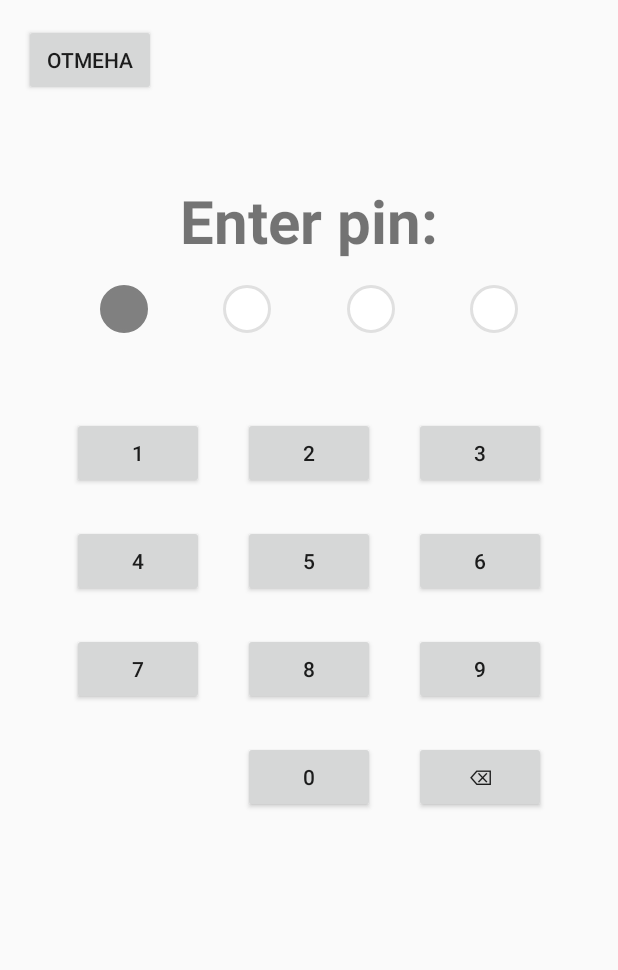
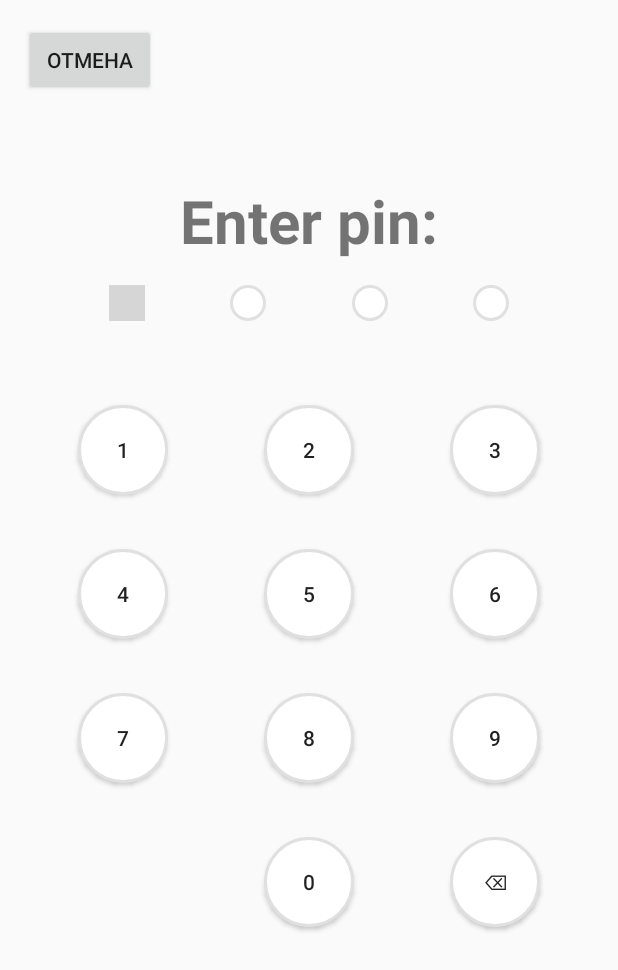
Before and after one commit to daMelkov/Notes, an Android app: the PinActivity screen opened directly, with no data from a screen before it, on a phone screen of 412 x 824 dp. Shown: the top 970 px of the screen. Run offline under Robolectric (Android 15) with nearby library versions, the phone set to English and light mode, and no system bars; grey boxes are pictures that could not be loaded.

Commit message:
rounded pin-buttons

```diff
--- a/app/src/main/res/drawable/filled_pin.xml
+++ b/app/src/main/res/drawable/button_pin.xml
@@ -1,7 +1,7 @@
 <?xml version="1.0" encoding="UTF-8"?>
 <shape xmlns:android="http://schemas.android.com/apk/res/android">
-    <solid android:color="#808080"/>
-    <stroke android:width="2dp" android:color="#808080" />
-    <corners android:radius="16dp"/>
+    <solid android:color="#FFFFFF"/>
+    <stroke android:width="2dp" android:color="#E0E0E0" />
+    <corners android:radius="30dp"/>
     <padding android:left="0dp" android:top="0dp" android:right="0dp" android:bottom="0dp" />
 </shape>
--- a/app/src/main/res/drawable/empty_pin.xml
+++ b/app/src/main/res/drawable/empty_pin.xml
@@ -2,6 +2,6 @@
 <shape xmlns:android="http://schemas.android.com/apk/res/android">
     <solid android:color="#FFFFFF"/>
     <stroke android:width="2dp" android:color="#E0E0E0" />
-    <corners android:radius="16dp"/>
+    <corners android:radius="12dp"/>
     <padding android:left="0dp" android:top="0dp" android:right="0dp" android:bottom="0dp" />
 </shape>
--- a/app/src/main/res/layout/activity_pin.xml
+++ b/app/src/main/res/layout/activity_pin.xml
@@ -31,7 +31,6 @@
     <TextView
         android:id="@+id/txt_round_1"
         android:layout_marginTop="16dp"
-        tools:text="1"
         app:layout_constraintEnd_toStartOf="@+id/txt_round_2"
         app:layout_constraintHorizontal_bias="0.5"
         app:layout_constraintStart_toStartOf="parent"
@@ -40,7 +39,6 @@
 
     <TextView
         android:id="@+id/txt_round_2"
-        tools:text="2"
         app:layout_constraintEnd_toStartOf="@+id/txt_round_3"
         app:layout_constraintHorizontal_bias="0.5"
         app:layout_constraintStart_toEndOf="@+id/txt_round_1"
@@ -49,7 +47,6 @@
 
     <TextView
         android:id="@+id/txt_round_3"
-        tools:text="3"
         app:layout_constraintEnd_toStartOf="@+id/txt_round_4"
         app:layout_constraintHorizontal_bias="0.5"
         app:layout_constraintStart_toEndOf="@+id/txt_round_2"
@@ -58,7 +55,6 @@
 
     <TextView
         android:id="@+id/txt_round_4"
-        tools:text="4"
         app:layout_constraintEnd_toEndOf="parent"
         app:layout_constraintHorizontal_bias="0.5"
         app:layout_constraintStart_toEndOf="@+id/txt_round_3"
@@ -67,100 +63,89 @@
 
     <Button
         android:id="@+id/button2"
-        android:layout_width="wrap_content"
-        android:layout_height="wrap_content"
-        android:layout_marginStart="32dp"
+        android:layout_marginStart="@dimen/pin_button_space"
         android:layout_marginTop="56dp"
         android:text="@string/letter_1"
         app:layout_constraintStart_toStartOf="parent"
-        app:layout_constraintTop_toBottomOf="@+id/txt_round_1" />
+        app:layout_constraintTop_toBottomOf="@+id/txt_round_1"
+        style="@style/PinButton"/>
 
     <Button
         android:id="@+id/button3"
-        android:layout_width="wrap_content"
-        android:layout_height="wrap_content"
         android:text="@string/letter_2"
         app:layout_constraintEnd_toStartOf="@+id/button4"
         app:layout_constraintStart_toEndOf="@+id/button2"
-        app:layout_constraintTop_toTopOf="@+id/button2" />
+        app:layout_constraintTop_toTopOf="@+id/button2"
+        style="@style/PinButton" />
 
     <Button
         android:id="@+id/button4"
-        android:layout_width="wrap_content"
-        android:layout_height="wrap_content"
-        android:layout_marginEnd="32dp"
+        android:layout_marginEnd="@dimen/pin_button_space"
         android:text="@string/letter_3"
         app:layout_constraintEnd_toEndOf="parent"
-        app:layout_constraintTop_toTopOf="@+id/button3" />
+        app:layout_constraintTop_toTopOf="@+id/button3"
+        style="@style/PinButton" />
+
+    <Button
+        android:id="@+id/button5"
+        android:layout_marginTop="@dimen/pin_button_space"
+        android:text="@string/letter_4"
+        app:layout_constraintStart_toStartOf="@+id/button2"
+        app:layout_constraintTop_toBottomOf="@+id/button2"
+        style="@style/PinButton" />
 
     <Button
         android:id="@+id/button6"
-        android:layout_width="wrap_content"
-        android:layout_height="wrap_content"
         android:text="@string/letter_5"
         app:layout_constraintEnd_toStartOf="@+id/button7"
         app:layout_constraintStart_toEndOf="@+id/button5"
-        app:layout_constraintTop_toTopOf="@+id/button5" />
-
-    <Button
-        android:id="@+id/button5"
-        android:layout_width="wrap_content"
-        android:layout_height="wrap_content"
-        android:layout_marginTop="24dp"
-        android:text="@string/letter_4"
-        app:layout_constraintStart_toStartOf="@+id/button2"
-        app:layout_constraintTop_toBottomOf="@+id/button2" />
+        app:layout_constraintTop_toTopOf="@+id/button5"
+        style="@style/PinButton" />
 
     <Button
         android:id="@+id/button7"
-        android:layout_width="wrap_content"
-        android:layout_height="wrap_content"
         android:text="@string/letter_6"
         app:layout_constraintEnd_toEndOf="@+id/button4"
-        app:layout_constraintTop_toTopOf="@+id/button6" />
+        app:layout_constraintTop_toTopOf="@+id/button6"
+        style="@style/PinButton" />
 
     <Button
         android:id="@+id/button8"
-        android:layout_width="wrap_content"
-        android:layout_height="wrap_content"
-        android:layout_marginTop="24dp"
+        android:layout_marginTop="@dimen/pin_button_space"
         android:text="@string/letter_7"
         app:layout_constraintStart_toStartOf="@+id/button5"
-        app:layout_constraintTop_toBottomOf="@+id/button5" />
+        app:layout_constraintTop_toBottomOf="@+id/button5"
+        style="@style/PinButton" />
 
     <Button
         android:id="@+id/button9"
-        android:layout_width="wrap_content"
-        android:layout_height="wrap_content"
         android:text="@string/letter_8"
         app:layout_constraintEnd_toStartOf="@+id/button10"
         app:layout_constraintStart_toEndOf="@+id/button8"
-        app:layout_constraintTop_toTopOf="@+id/button8" />
+        app:layout_constraintTop_toTopOf="@+id/button8"
+        style="@style/PinButton" />
 
     <Button
         android:id="@+id/button10"
-        android:layout_width="wrap_content"
-        android:layout_height="wrap_content"
         android:text="@string/letter_9"
         app:layout_constraintEnd_toEndOf="@+id/button7"
-        app:layout_constraintTop_toTopOf="@+id/button9" />
+        app:layout_constraintTop_toTopOf="@+id/button9"
+        style="@style/PinButton" />
 
     <Button
         android:id="@+id/button11"
-        android:layout_width="wrap_content"
-        android:layout_height="wrap_content"
-        android:layout_marginTop="24dp"
+        android:layout_marginTop="@dimen/pin_button_space"
         android:text="@string/letter_0"
         app:layout_constraintEnd_toEndOf="@+id/button9"
         app:layout_constraintStart_toStartOf="@+id/button9"
-        app:layout_constraintTop_toBottomOf="@+id/button9" />
+        app:layout_constraintTop_toBottomOf="@+id/button9"
+        style="@style/PinButton" />
 
     <Button
         android:id="@+id/button12"
-        android:layout_width="wrap_content"
-        android:layout_height="wrap_content"
         android:text="@string/delete"
         app:layout_constraintEnd_toEndOf="@+id/button10"
-        app:layout_constraintTop_toTopOf="@+id/button11" />
+        app:layout_constraintTop_toTopOf="@+id/button11"
+        style="@style/PinButton" />
 
 </androidx.constraintlayout.widget.ConstraintLayout>
--- /dev/null
+++ b/app/src/main/res/values/dimens.xml
@@ -0,0 +1,4 @@
+<?xml version="1.0" encoding="utf-8"?>
+<resources>
+    <dimen name="pin_button_space">36dp</dimen>
+</resources>
--- a/app/src/main/res/values/styles.xml
+++ b/app/src/main/res/values/styles.xml
@@ -8,8 +8,8 @@
     </style>
 
     <style name="Pin">
-        <item name="android:layout_width">32dp</item>
-        <item name="android:layout_height">32dp</item>
+        <item name="android:layout_width">24dp</item>
+        <item name="android:layout_height">24dp</item>
     </style>
 
     <style name="EmptyPin" parent="Pin">
@@ -20,4 +20,10 @@
         <item name="android:background">@drawable/filled_pin</item>
     </style>
 
+    <style name="PinButton">
+        <item name="android:layout_width">60dp</item>
+        <item name="android:layout_height">60dp</item>
+        <item name="android:background">@drawable/button_pin</item>
+    </style>
+
 </resources>
```
